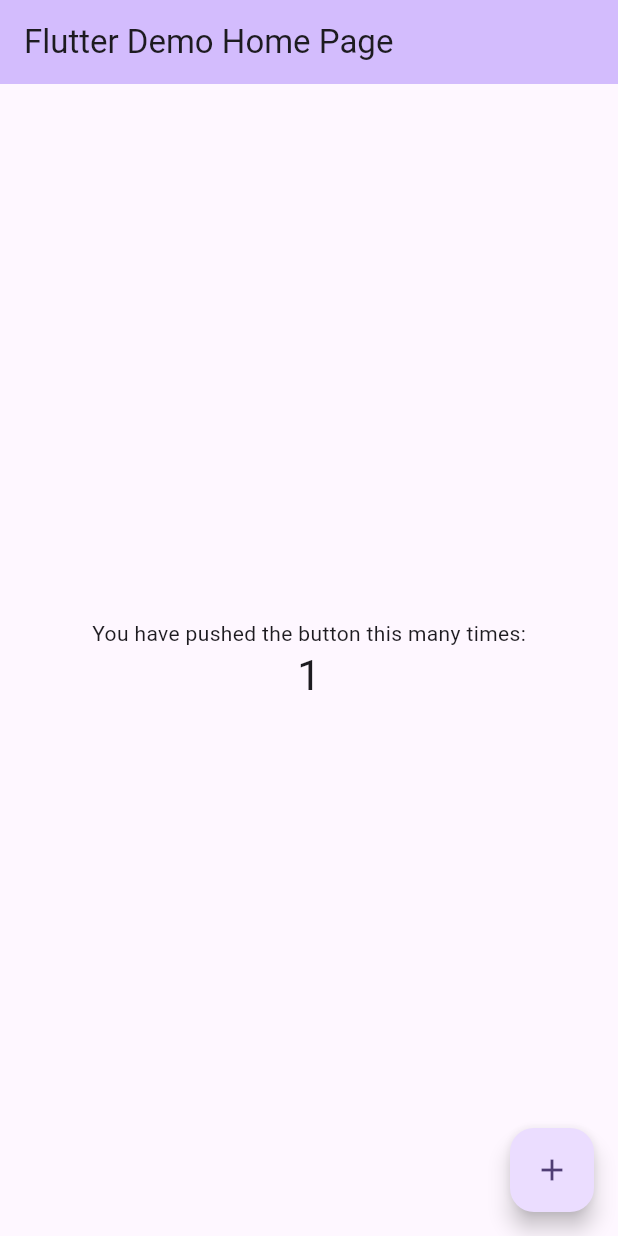
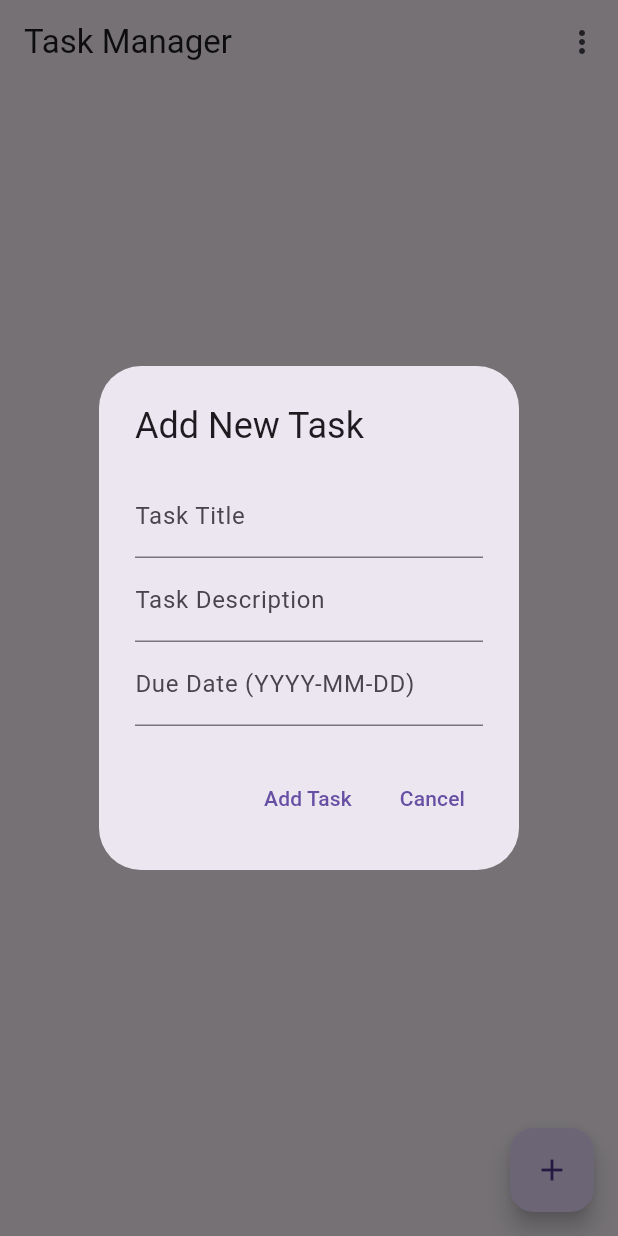
Before and after one commit to jajla/task_menager, a Flutter app: the screen it shows after launch, after a tap on the "add" icon, on a phone screen of 412 x 824 dp. Run offline on Flutter 3.47's test engine with Material 3 defaults, Android fonts, the phone set to English and light mode, and no system bars; our stand-ins replace flutter_local_notifications, sqflite, timezone; accounts and stored records are empty.

Commit message:
dodawanie kolejnego ekranu i zmiana w zaleznosciach

```diff
--- a/lib/Task.dart
+++ b/lib/Task.dart
@@ -1,11 +1,11 @@
 class Task {
-  final int? id;
-  final String title;
-  final String description;
-  final String category;
-  final String priority;
-  final String dueDate;
-  final String status;
+  int? id;
+  String title;
+  String description;
+  String category;
+  String priority;
+  String dueDate;
+  String status; // completed or pending
 
   Task({
     this.id,
@@ -17,20 +17,6 @@ class Task {
     required this.status,
   });
 
-  // Konwersja z mapy (np. z bazy danych) na obiekt Task
-  factory Task.fromMap(Map<String, dynamic> map) {
-    return Task(
-      id: map['id'],
-      title: map['title'],
-      description: map['description'],
-      category: map['category'],
-      priority: map['priority'],
-      dueDate: map['dueDate'],
-      status: map['status'],
-    );
-  }
-
-  // Konwersja obiektu Task na mapę (np. do zapisania w bazie danych)
   Map<String, dynamic> toMap() {
     return {
       'id': id,
@@ -42,4 +28,16 @@ class Task {
       'status': status,
     };
   }
+
+  factory Task.fromMap(Map<String, dynamic> map) {
+    return Task(
+      id: map['id'],
+      title: map['title'],
+      description: map['description'],
+      category: map['category'],
+      priority: map['priority'],
+      dueDate: map['dueDate'],
+      status: map['status'],  // assuming 'status' is a string (completed/pending)
+    );
+  }
 }
--- a/lib/TaskProvider.dart
+++ b/lib/TaskProvider.dart
@@ -1,7 +1,6 @@
 import 'package:flutter/material.dart';
 import 'database_helper.dart';
 import 'task.dart';
-
 
 class TaskProvider with ChangeNotifier {
   List<Task> _tasks = [];
@@ -11,7 +10,12 @@ class TaskProvider with ChangeNotifier {
 
   // Załaduj wszystkie zadania z bazy danych
   Future<void> loadTasks() async {
-   // _tasks = await _dbHelper.getTasks();
+    // Pobierz zadania jako listę map
+    List<Map<String, dynamic>> taskMaps = await _dbHelper.getTasks();
+
+    // Zamień mapy na obiekty Task
+    _tasks = taskMaps.map((taskMap) => Task.fromMap(taskMap)).toList();
+
     notifyListeners();
   }
 
--- a/lib/main.dart
+++ b/lib/main.dart
@@ -1,125 +1,24 @@
 import 'package:flutter/material.dart';
+import 'package:provider/provider.dart';
+import 'task_provider.dart';
+import 'task_list_screen.dart'; // Oddzielny plik z ekranem listy zadań
 
 void main() {
-  runApp(const MyApp());
+  runApp(MyApp());
 }
 
 class MyApp extends StatelessWidget {
-  const MyApp({super.key});
-
-  // This widget is the root of your application.
   @override
   Widget build(BuildContext context) {
-    return MaterialApp(
-      title: 'Flutter Demo',
-      theme: ThemeData(
-        // This is the theme of your application.
-        //
-        // TRY THIS: Try running your application with "flutter run". You'll see
-        // the application has a purple toolbar. Then, without quitting the app,
-        // try changing the seedColor in the colorScheme below to Colors.green
-        // and then invoke "hot reload" (save your changes or press the "hot
-        // reload" button in a Flutter-supported IDE, or press "r" if you used
-        // the command line to start the app).
-        //
-        // Notice that the counter didn't reset back to zero; the application
-        // state is not lost during the reload. To reset the state, use hot
-        // restart instead.
-        //
-        // This works for code too, not just values: Most code changes can be
-        // tested with just a hot reload.
-        colorScheme: ColorScheme.fromSeed(seedColor: Colors.deepPurple),
-        useMaterial3: true,
+    return ChangeNotifierProvider(
+      create: (_) => TaskProvider(),
+      child: MaterialApp(
+        title: 'Task Manager',
+        theme: ThemeData(
+          primarySwatch: Colors.blue,
+        ),
+        home: TaskListScreen(),
       ),
-      home: const MyHomePage(title: 'Flutter Demo Home Page'),
     );
   }
 }
-
-class MyHomePage extends StatefulWidget {
-  const MyHomePage({super.key, required this.title});
-
-  // This widget is the home page of your application. It is stateful, meaning
-  // that it has a State object (defined below) that contains fields that affect
-  // how it looks.
-
-  // This class is the configuration for the state. It holds the values (in this
-  // case the title) provided by the parent (in this case the App widget) and
-  // used by the build method of the State. Fields in a Widget subclass are
-  // always marked "final".
-
-  final String title;
-
-  @override
-  State<MyHomePage> createState() => _MyHomePageState();
-}
-
-class _MyHomePageState extends State<MyHomePage> {
-  int _counter = 0;
-
-  void _incrementCounter() {
-    setState(() {
-      // This call to setState tells the Flutter framework that something has
-      // changed in this State, which causes it to rerun the build method below
-      // so that the display can reflect the updated values. If we changed
-      // _counter without calling setState(), then the build method would not be
-      // called again, and so nothing would appear to happen.
-      _counter++;
-    });
-  }
-
-  @override
-  Widget build(BuildContext context) {
-    // This method is rerun every time setState is called, for instance as done
-    // by the _incrementCounter method above.
-    //
-    // The Flutter framework has been optimized to make rerunning build methods
-    // fast, so that you can just rebuild anything that needs updating rather
-    // than having to individually change instances of widgets.
-    return Scaffold(
-      appBar: AppBar(
-        // TRY THIS: Try changing the color here to a specific color (to
-        // Colors.amber, perhaps?) and trigger a hot reload to see the AppBar
-        // change color while the other colors stay the same.
-        backgroundColor: Theme.of(context).colorScheme.inversePrimary,
-        // Here we take the value from the MyHomePage object that was created by
-        // the App.build method, and use it to set our appbar title.
-        title: Text(widget.title),
-      ),
-      body: Center(
-        // Center is a layout widget. It takes a single child and positions it
-        // in the middle of the parent.
-        child: Column(
-          // Column is also a layout widget. It takes a list of children and
-          // arranges them vertically. By default, it sizes itself to fit its
-          // children horizontally, and tries to be as tall as its parent.
-          //
-          // Column has various properties to control how it sizes itself and
-          // how it positions its children. Here we use mainAxisAlignment to
-          // center the children vertically; the main axis here is the vertical
-          // axis because Columns are vertical (the cross axis would be
-          // horizontal).
-          //
-          // TRY THIS: Invoke "debug painting" (choose the "Toggle Debug Paint"
-          // action in the IDE, or press "p" in the console), to see the
-          // wireframe for each widget.
-          mainAxisAlignment: MainAxisAlignment.center,
-          children: <Widget>[
-            const Text(
-              'You have pushed the button this many times:',
-            ),
-            Text(
-              '$_counter',
-              style: Theme.of(context).textTheme.headlineMedium,
-            ),
-          ],
-        ),
-      ),
-      floatingActionButton: FloatingActionButton(
-        onPressed: _incrementCounter,
-        tooltip: 'Increment',
-        child: const Icon(Icons.add),
-      ), // This trailing comma makes auto-formatting nicer for build methods.
-    );
-  }
-}
--- /dev/null
+++ b/lib/task_list_screen.dart
@@ -0,0 +1,135 @@
+import 'package:flutter/material.dart';
+import 'package:provider/provider.dart';
+import 'task_provider.dart';
+import 'task.dart';
+
+class TaskListScreen extends StatelessWidget {
+  @override
+  Widget build(BuildContext context) {
+    return Scaffold(
+      appBar: AppBar(
+        title: Text('Task Manager'),
+        actions: [
+          PopupMenuButton<String>(
+            onSelected: (String status) {
+              Provider.of<TaskProvider>(context, listen: false)
+                  .filterTasksByStatus(status);
+            },
+            itemBuilder: (BuildContext context) {
+              return ['All', 'Completed', 'Pending'].map((String choice) {
+                return PopupMenuItem<String>(
+                  value: choice.toLowerCase(),
+                  child: Text(choice),
+                );
+              }).toList();
+            },
+          ),
+        ],
+      ),
+      body: Consumer<TaskProvider>(
+        builder: (context, taskProvider, child) {
+          return ListView.builder(
+            itemCount: taskProvider.tasks.length,
+            itemBuilder: (context, index) {
+              Task task = taskProvider.tasks[index];
+              return ListTile(
+                title: Text(task.title),
+                subtitle: Text('Due: ${task.dueDate}'),
+                trailing: Text(task.status),
+                onTap: () {
+                  // Możesz dodać funkcję edytowania zadania
+                },
+                onLongPress: () {
+                  // Funkcja usuwania zadania
+                  showDialog(
+                    context: context,
+                    builder: (context) {
+                      return AlertDialog(
+                        title: Text('Delete Task'),
+                        content: Text('Are you sure you want to delete this task?'),
+                        actions: [
+                          TextButton(
+                            onPressed: () {
+                              Provider.of<TaskProvider>(context, listen: false)
+                                  .deleteTask(task.id!);
+                              Navigator.of(context).pop();
+                            },
+                            child: Text('Yes'),
+                          ),
+                          TextButton(
+                            onPressed: () => Navigator.of(context).pop(),
+                            child: Text('No'),
+                          ),
+                        ],
+                      );
+                    },
+                  );
+                },
+              );
+            },
+          );
+        },
+      ),
+      floatingActionButton: FloatingActionButton(
+        onPressed: () {
+          _showAddTaskDialog(context);
+        },
+        child: Icon(Icons.add),
+      ),
+    );
+  }
+
+  // Dialog do dodawania nowego zadania
+  void _showAddTaskDialog(BuildContext context) {
+    final TextEditingController titleController = TextEditingController();
+    final TextEditingController descriptionController = TextEditingController();
+    final TextEditingController dueDateController = TextEditingController();
+
+    showDialog(
+      context: context,
+      builder: (context) {
+        return AlertDialog(
+          title: Text('Add New Task'),
+          content: Column(
+            mainAxisSize: MainAxisSize.min,
+            children: [
+              TextField(
+                controller: titleController,
+                decoration: InputDecoration(labelText: 'Task Title'),
+              ),
+              TextField(
+                controller: descriptionController,
+                decoration: InputDecoration(labelText: 'Task Description'),
+              ),
+              TextField(
+                controller: dueDateController,
+                decoration: InputDecoration(labelText: 'Due Date (YYYY-MM-DD)'),
+              ),
+            ],
+          ),
+          actions: [
+            TextButton(
+              onPressed: () {
+                final newTask = Task(
+                  title: titleController.text,
+                  description: descriptionController.text,
+                  category: 'General', // Domyślna kategoria
+                  priority: 'Low', // Domyślna priorytet
+                  dueDate: dueDateController.text,
+                  status: 'pending', // Domyślny status
+                );
+                Provider.of<TaskProvider>(context, listen: false).addTask(newTask);
+                Navigator.of(context).pop();
+              },
+              child: Text('Add Task'),
+            ),
+            TextButton(
+              onPressed: () => Navigator.of(context).pop(),
+              child: Text('Cancel'),
+            ),
+          ],
+        );
+      },
+    );
+  }
+}
--- /dev/null
+++ b/lib/task_provider.dart
@@ -0,0 +1,47 @@
+import 'package:flutter/material.dart';
+import 'task.dart'; // Import klasy Task, którą wcześniej stworzyłeś
+import 'database_helper.dart'; // Import bazy danych
+
+class TaskProvider with ChangeNotifier {
+  List<Task> _tasks = [];
+  final DatabaseHelper _dbHelper = DatabaseHelper();
+
+  List<Task> get tasks => _tasks;
+
+  // Załaduj wszystkie zadania z bazy danych
+  Future<void> loadTasks() async {
+    final taskList = await _dbHelper.getTasks();
+    _tasks = taskList.map((taskMap) => Task.fromMap(taskMap)).toList();
+    notifyListeners();
+  }
+
+  // Dodaj nowe zadanie
+  Future<void> addTask(Task task) async {
+    await _dbHelper.insertTask(task.toMap());
+    loadTasks();
+  }
+
+  // Usuń zadanie
+  Future<void> deleteTask(int id) async {
+    await _dbHelper.deleteTask(id);
+    loadTasks();
+  }
+
+  // Zaktualizuj zadanie
+  Future<void> updateTask(Task task) async {
+    await _dbHelper.updateTask(task.toMap());
+    loadTasks();
+  }
+
+  // Filtrowanie zadań na podstawie statusu (completed, pending, etc.)
+  void filterTasksByStatus(String status) {
+    if (status == 'completed') {
+      _tasks = _tasks.where((task) => task.status == 'completed').toList();
+    } else if (status == 'pending') {
+      _tasks = _tasks.where((task) => task.status == 'pending').toList();
+    } else {
+      loadTasks(); // Ładujemy wszystkie zadania, jeśli status jest "All"
+    }
+    notifyListeners();
+  }
+}
--- a/pubspec.yaml
+++ b/pubspec.yaml
@@ -34,6 +34,7 @@ dependencies:
   path_provider: ^2.0.11
   flutter_local_notifications: ^12.0.0
   timezone: ^0.9.4
+  provider: ^6.1.2
   # The following adds the Cupertino Icons font to your application.
   # Use with the CupertinoIcons class for iOS style icons.
   cupertino_icons: ^1.0.2
```
Also changed, not shown: pubspec.lock.
